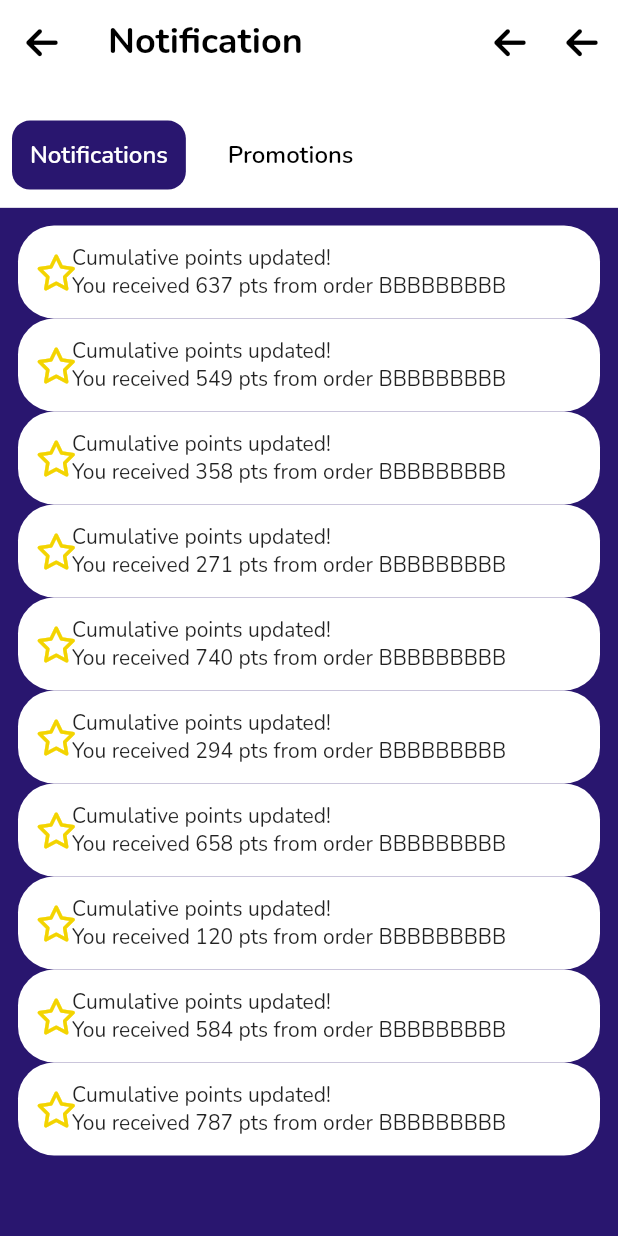
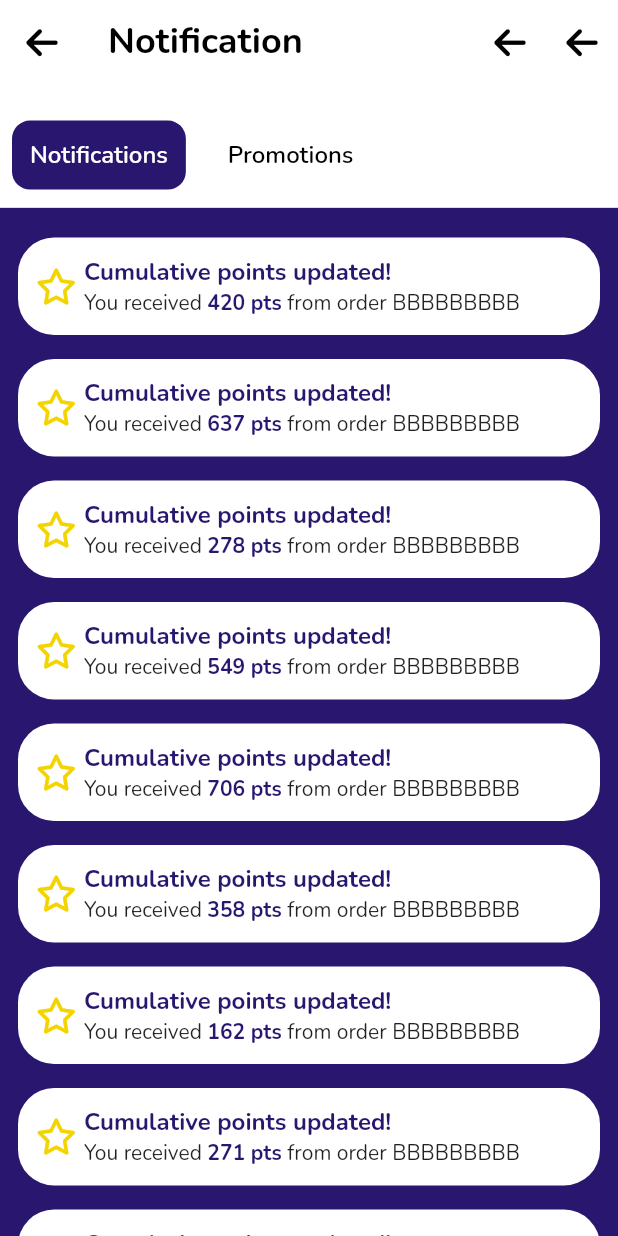
Before and after one commit to Bie-NHD/k2db-flutter-app, a Flutter app: the NotificationScreen screen opened by its route, on a phone screen of 412 x 824 dp. Run offline on Flutter 3.47's test engine with Material 2 defaults, Android fonts, the phone set to English and light mode, and no system bars; our stand-ins replace carousel_slider, charts_flutter, firebase_core, firebase_messaging, font_awesome_flutter, geolocator and 5 more; missing offline and left inert: clipboard, qr_code_scanner; accounts and stored records are empty.

Commit message:
NotificationScreen: Add Promotion tab
- NotificationScreen: Add Promotion tab
- HomeScreen: Adjust AppBar padding

```diff
--- a/k2dbmoneyapp/lib/views/screens/home/home_main.dart
+++ b/k2dbmoneyapp/lib/views/screens/home/home_main.dart
@@ -35,9 +35,9 @@ class _HomeScreenState extends State<HomeScreen> {
     return Scaffold(
       appBar: AppBar(
         backgroundColor: ColorsApp.primaryColor,
-        leadingWidth: k20Padding * 2.7,
+        elevation: 0,
         leading: Padding(
-          padding: const EdgeInsets.only(left: k12Padding),
+          padding: const EdgeInsets.all(k12Padding),
           child: GestureDetector(
             onTap: () {
               Navigator.pushNamed(context, UserScreen.routeName);
--- a/k2dbmoneyapp/lib/views/screens/home/notfication_screen.dart
+++ b/k2dbmoneyapp/lib/views/screens/home/notfication_screen.dart
@@ -4,8 +4,10 @@ import 'package:k2dbmoneyapp/core/constant/color.dart';
 import 'package:k2dbmoneyapp/core/constant/dimension.dart';
 import 'package:k2dbmoneyapp/core/extensions/extension_textstyle.dart';
 import 'package:k2dbmoneyapp/core/helpers/HelperData.dart';
+import 'package:k2dbmoneyapp/core/helpers/helper_image.dart';
 
 import '../../../core/constant/text.dart';
+import '../../../core/helpers/helper_asset.dart';
 
 class NotificationScreen extends StatefulWidget {
   const NotificationScreen({Key? key}) : super(key: key);
@@ -23,8 +25,7 @@ class _NotificationScreenState extends State<NotificationScreen> {
 
   @override
   Widget build(BuildContext context) {
-    Size size = MediaQuery.of(context).size;
-    double height = size.height;
+    double height = MediaQuery.of(context).size.height;
     return Scaffold(
       body: SafeArea(
         child: NestedScrollView(
@@ -63,7 +64,7 @@ class _NotificationScreenState extends State<NotificationScreen> {
                       children: tabs
                           .map((String name) => GestureDetector(
                                 onTap: () {
-                                  // pageController.jumpToPage(tabs.indexOf(name));
+                                  pageController.jumpToPage(tabs.indexOf(name));
                                   setState(() {
                                     _selectedIndex = tabs.indexOf(name);
                                   });
@@ -97,11 +98,20 @@ class _NotificationScreenState extends State<NotificationScreen> {
             color: ColorsApp.primaryColor,
             child: PageView(
               controller: pageController,
+              onPageChanged: (index) {
+                setState(() {
+                  _selectedIndex = index;
+                });
+              },
               children: [
                 ListView.builder(
                     itemCount: 10,
-                    padding: EdgeInsets.all(k12Padding),
-                    itemBuilder: (context, index) => _NotficationTile())
+                    padding: const EdgeInsets.all(k12Padding),
+                    itemBuilder: (context, index) => const _NotificationTile()),
+                ListView.builder(
+                    itemCount: 10,
+                    padding: const EdgeInsets.all(k12Padding),
+                    itemBuilder: (context, index) => const _PromotionTile()),
               ],
             ),
           ),
@@ -114,46 +124,73 @@ class _NotificationScreenState extends State<NotificationScreen> {
     color: ColorsApp.primaryColor,
     borderRadius: BorderRadius.all(Radius.circular(kBorderRadiusMin)),
   );
-// const BorderRadius borderRadius = BorderRadius.circular(kBorderRadiusMin);
 }
 
 class _CustomTile extends StatelessWidget {
   final Icon? icon;
-  final String? title;
-  final String? text;
+  final String? _title;
+  final Widget? content;
+  final String? imageFilePath;
+  final String? logoFilePath;
 
-  const _CustomTile({Key? key, this.icon, this.title, this.text})
-      : super(key: key);
+  const _CustomTile(
+      {Key? key,
+      this.icon,
+      String? title,
+      this.content,
+      this.imageFilePath,
+      this.logoFilePath})
+      : _title = title,
+        super(key: key);
 
   @override
   Widget build(BuildContext context) {
     return Container(
-      padding: const EdgeInsets.all(k12Padding),
+      margin: const EdgeInsets.symmetric(vertical: k8Margin),
+      clipBehavior: Clip.hardEdge,
       decoration: BoxDecoration(
           color: ColorsApp.backgroundLight,
           borderRadius: BorderRadius.circular(kBorderRadiusMax)),
+      child: Column(
+        children: [
+          (imageFilePath != null)
+              ? HelperImage.loadFromAsset(imageFilePath!)
+              : const SizedBox.shrink(),
+          Padding(
+            padding: const EdgeInsets.all(k12Padding),
             child: Row(
               children: [
-          icon!,
+                (logoFilePath == null)
+                    ? icon!
+                    : HelperImage.loadFromAsset(logoFilePath!,
+                        height: kIconSize,
+                        radius: const BorderRadius.all(
+                            Radius.circular(kBorderRadiusIcon))),
+                const SizedBox(
+                  width: k8Padding,
+                ),
                 Column(
                   crossAxisAlignment: CrossAxisAlignment.start,
-            children: [Text(title!), Text(text!)],
+                  children: [
+                    Text(
+                      _title!,
+                      style: TextStyles.defaultStyle.sizeTitleAndButton.bold
+                          .colorDeepBlueText,
+                    ),
+                    content ?? const SizedBox.shrink()
+                  ],
                 )
+              ],
+            ),
+          ),
         ],
       ),
     );
   }
 }
 
-class _NotficationTile extends _CustomTile {
-  final String title = "Cumulative points updated!";
-  final int amount = HelperDataGeneration.nextInt(1000);
-
-  _NotficationTile({
-    Key? key,
-  }) : super(
-          key: key,
-        );
+class _NotificationTile extends _CustomTile {
+  const _NotificationTile({Key? key}) : super(key: key);
 
   @override
   Widget build(BuildContext context) {
@@ -162,9 +199,33 @@ class _NotficationTile extends _CustomTile {
           FontAwesomeIcons.star,
           color: ColorsApp.secondaryColor,
         ),
-      title: title,
+        title: "Cumulative points updated!",
+        content: RichText(
+          text: TextSpan(
+              text: "You received ",
+              style: DefaultTextStyle.of(context).style,
+              children: [
+                TextSpan(
+                    text: "${HelperDataGeneration.nextInt(1000)} pts ",
+                    style: TextStyles.defaultStyle.bold.colorDeepBlueText),
+                TextSpan(
                     text:
-          "You received ${HelperDataGeneration.nextInt(1000)} pts from order ${HelperDataGeneration.getRandomString()}",
+                        "from order ${HelperDataGeneration.getRandomString()}")
+              ]),
+        ));
+  }
+}
+
+class _PromotionTile extends _CustomTile {
+  const _PromotionTile({Key? key}) : super(key: key);
+
+  @override
+  Widget build(BuildContext context) {
+    return _CustomTile(
+      title:
+          "Discount ${HelperDataGeneration.nextInt(100)}% for all housewares",
+      imageFilePath: HelperAssets.bannerProductPromotion,
+      logoFilePath: HelperAssets.logoBrandStore,
     );
   }
 }
```
Lines whose indentation alone changed are shown as unchanged.
